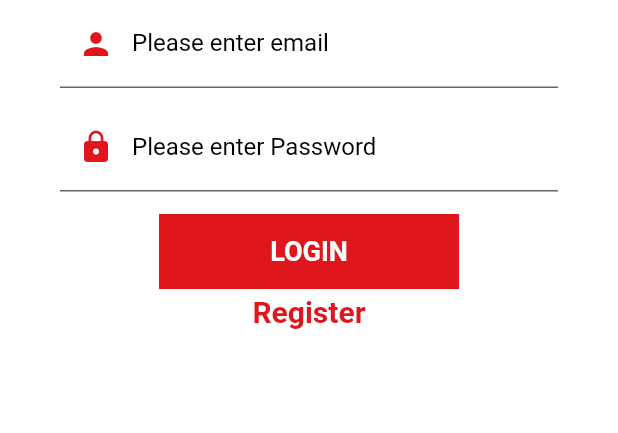
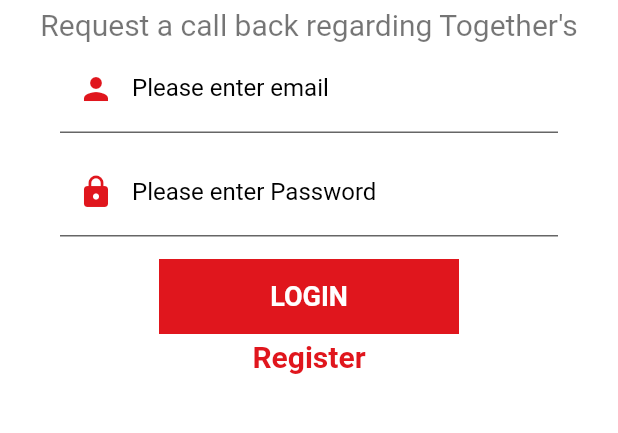
Before and after one commit to saurav0171/RightAccess, a Flutter app: the Login screen opened directly, on a phone screen of 412 x 824 dp, the part 53-486 px from its top. Run offline on Flutter 3.47's test engine with Material 2 defaults, Android fonts, the light colour scheme and no system bars; our stand-ins replace cached_network_image, connectivity, datetime_picker_formfield, firebase_analytics, firebase_messaging, flutter_image_compress and 10 more; missing offline and left inert: exif, geocoder, launch_review; accounts and stored records are empty; Roboto replaces fonts that are missing (Archivo-Regular).

Commit message:
login class changes 1

```diff
--- a/lib/UI/login.dart
+++ b/lib/UI/login.dart
@@ -229,6 +229,26 @@
                           ),
                         ),
 
+
+                         Padding(
+                          padding: const EdgeInsets.fromLTRB(20, 5, 20, 0),
+                          child: Container(
+                            width: MediaQuery.of(context).size.width,
+                            height: 25,
+                            child: Text(
+                                "Request a call back regarding Together's B2B offerings using the form below.",
+                                textAlign: TextAlign.center,
+                                style: TextStyle(
+                                    fontSize: 20,
+                                    color: Colors.black54),
+                              ),
+                              alignment: Alignment.center,
+                          ),
+                        ),
+
+
+
+
                     Padding(
                       padding: const EdgeInsets.fromLTRB(40, 0, 40, 10),
                       child: TextFormField(
```
Also changed, not shown: pubspec.lock.
